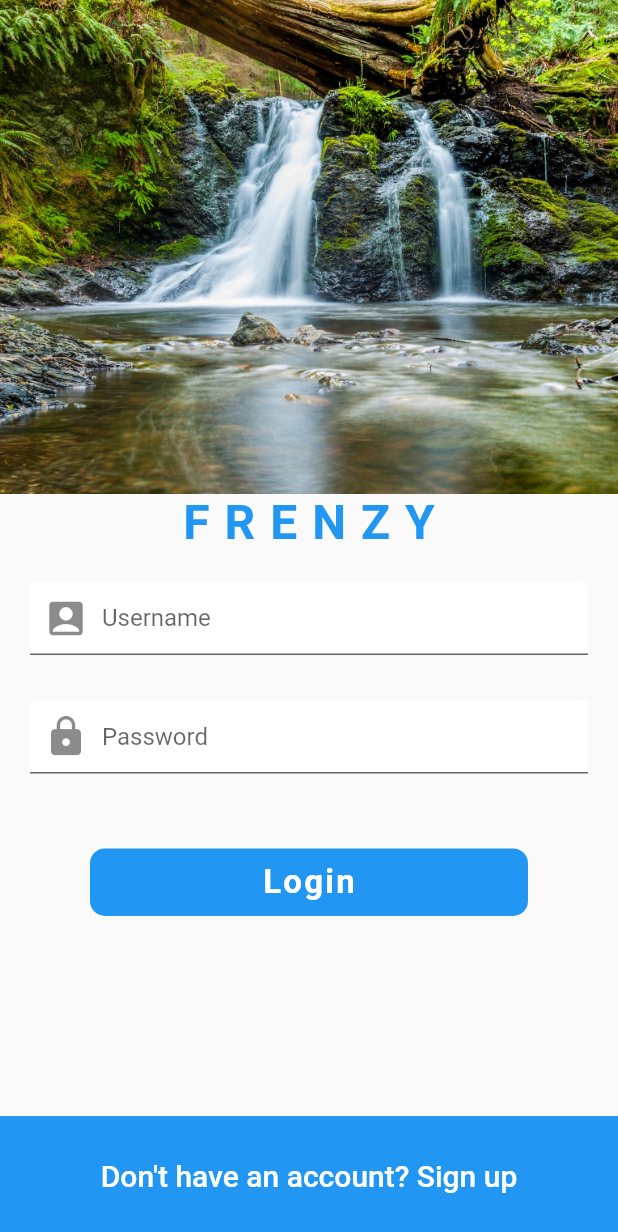
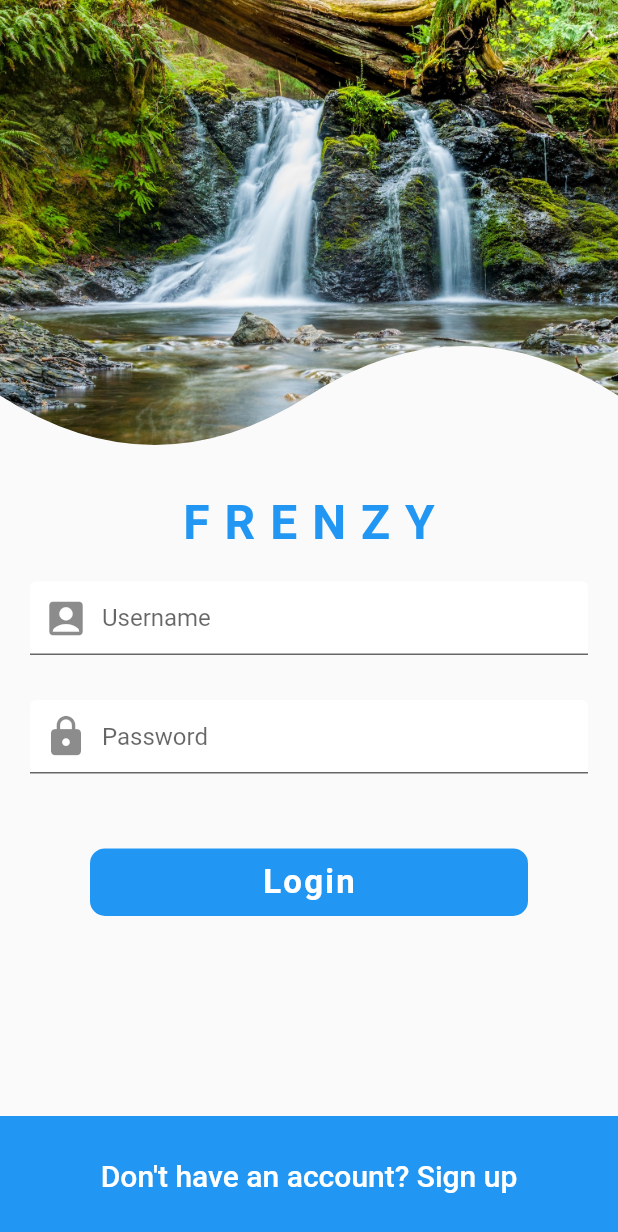
Before and after one commit to mdshadatrahman/social_ui_flutter, a Flutter app: the screen it shows after launch, on a phone screen of 412 x 824 dp. Shown: the top 1232 px of the screen. Run offline on Flutter 3.47's test engine with Material 2 defaults, Android fonts, the phone set to English and light mode, and no system bars.

Commit message:
custom clipper in login screen

```diff
--- a/lib/screens/login_screen.dart
+++ b/lib/screens/login_screen.dart
@@ -1,4 +1,6 @@
 import 'package:flutter/material.dart';
+
+import '../widgets/curve_clipper.dart';
 
 class LoginScreen extends StatefulWidget {
   const LoginScreen({Key? key}) : super(key: key);
@@ -18,11 +20,14 @@ class _LoginScreenState extends State<LoginScreen> {
           height: height,
           child: Column(
             children: [
-              Image(
-                height: height * .4,
-                width: double.infinity,
-                image: AssetImage('assets/images/login_background.jpg'),
-                fit: BoxFit.cover,
+              ClipPath(
+                clipper: CurveClipper(),
+                child: Image(
+                  height: height * .4,
+                  width: double.infinity,
+                  image: AssetImage('assets/images/login_background.jpg'),
+                  fit: BoxFit.cover,
+                ),
               ),
               Text(
                 'frenzy'.toUpperCase(),
--- /dev/null
+++ b/lib/widgets/curve_clipper.dart
@@ -0,0 +1,34 @@
+import 'package:flutter/material.dart';
+
+class CurveClipper extends CustomClipper<Path> {
+  @override
+  Path getClip(Size size) {
+    Path path = Path();
+    path.lineTo(0, 4 * size.height / 5);
+    Offset curvePoint1 = Offset(size.width / 4, size.height);
+    Offset centerPoint = Offset(size.width / 2, 4 * size.height / 5);
+    path.quadraticBezierTo(
+      curvePoint1.dx,
+      curvePoint1.dy,
+      centerPoint.dx,
+      centerPoint.dy,
+    );
+    Offset curvePoint2 = Offset(3 * size.width / 4, 3 * size.height / 5);
+    Offset endPoint = Offset(size.width, 4 * size.height / 5);
+    path.quadraticBezierTo(
+      curvePoint2.dx,
+      curvePoint2.dy,
+      endPoint.dx,
+      endPoint.dy,
+    );
+    path.lineTo(size.width, 0);
+    path.close();
+
+    return path;
+  }
+
+  @override
+  bool shouldReclip(covariant CustomClipper<Path> oldClipper) {
+    return true;
+  }
+}
```
